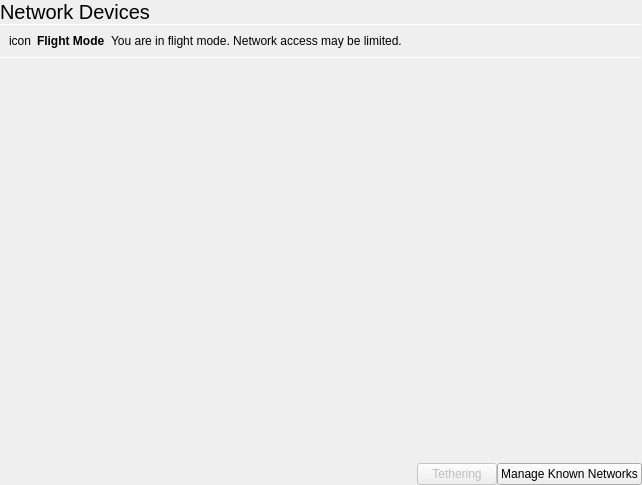
The window that statuscenter/NetworkPane/networkmanager/networkwidget.ui (vicr123/theshell) describes before a commit, drawn with Qt 5.
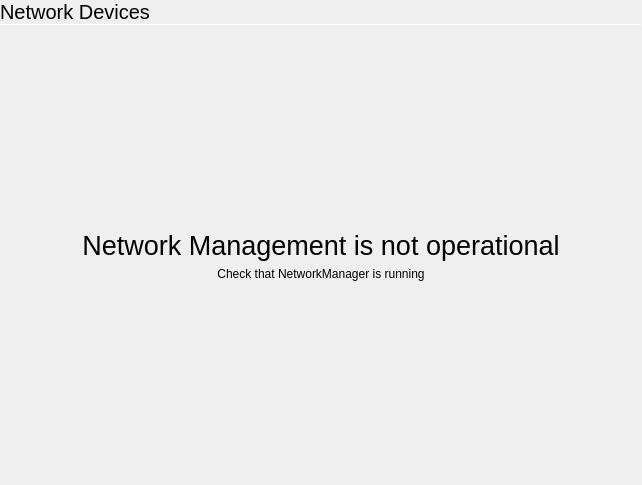
The same window after the commit. Icons and pictures are not drawn. Custom widgets are drawn as their Qt base class.

Commit message: Detect when NetworkManager and BlueZ are unavailable

What changed in the file:
```diff
--- a/statuscenter/NetworkPane/networkmanager/networkwidget.ui
+++ b/statuscenter/NetworkPane/networkmanager/networkwidget.ui
@@ -27,6 +27,133 @@
     <number>0</number>
    </property>
    <item>
+    <widget class="QStackedWidget" name="mainStack">
+     <property name="currentIndex">
+      <number>0</number>
+     </property>
+     <widget class="QWidget" name="page_10">
+      <layout class="QVBoxLayout" name="verticalLayout_15">
+       <property name="spacing">
+        <number>0</number>
+       </property>
+       <property name="leftMargin">
+        <number>0</number>
+       </property>
+       <property name="topMargin">
+        <number>0</number>
+       </property>
+       <property name="rightMargin">
+        <number>0</number>
+       </property>
+       <property name="bottomMargin">
+        <number>0</number>
+       </property>
+       <item>
+        <widget class="QLabel" name="label_37">
+         <property name="font">
+          <font>
+           <pointsize>15</pointsize>
+          </font>
+         </property>
+         <property name="text">
+          <string>Network Devices</string>
+         </property>
+         <property name="margin">
+          <number>9</number>
+         </property>
+        </widget>
+       </item>
+       <item>
+        <widget class="Line" name="line_8">
+         <property name="maximumSize">
+          <size>
+           <width>16777215</width>
+           <height>1</height>
+          </size>
+         </property>
+         <property name="orientation">
+          <enum>Qt::Horizontal</enum>
+         </property>
+        </widget>
+       </item>
+       <item>
+        <layout class="QVBoxLayout" name="verticalLayout_16">
+         <property name="spacing">
+          <number>6</number>
+         </property>
+         <item>
+          <spacer name="verticalSpacer_7">
+           <property name="orientation">
+            <enum>Qt::Vertical</enum>
+           </property>
+           <property name="sizeHint" stdset="0">
+            <size>
+             <width>20</width>
+             <height>40</height>
+            </size>
+           </property>
+          </spacer>
+         </item>
+         <item>
+          <widget class="QLabel" name="label_34">
+           <property name="font">
+            <font>
+             <pointsize>20</pointsize>
+            </font>
+           </property>
+           <property name="text">
+            <string>Network Management is not operational</string>
+           </property>
+           <property name="alignment">
+            <set>Qt::AlignCenter</set>
+           </property>
+          </widget>
+         </item>
+         <item>
+          <widget class="QLabel" name="label_36">
+           <property name="text">
+            <string>Check that NetworkManager is running</string>
+           </property>
+           <property name="alignment">
+            <set>Qt::AlignCenter</set>
+           </property>
+          </widget>
+         </item>
+         <item>
+          <spacer name="verticalSpacer_8">
+           <property name="orientation">
+            <enum>Qt::Vertical</enum>
+           </property>
+           <property name="sizeHint" stdset="0">
+            <size>
+             <width>20</width>
+             <height>40</height>
+            </size>
+           </property>
+          </spacer>
+         </item>
+        </layout>
+       </item>
+      </layout>
+     </widget>
+     <widget class="QWidget" name="page_11">
+      <layout class="QVBoxLayout" name="verticalLayout_14">
+       <property name="spacing">
+        <number>0</number>
+       </property>
+       <property name="leftMargin">
+        <number>0</number>
+       </property>
+       <property name="topMargin">
+        <number>0</number>
+       </property>
+       <property name="rightMargin">
+        <number>0</number>
+       </property>
+       <property name="bottomMargin">
+        <number>0</number>
+       </property>
+       <item>
     <widget class="tStackedWidget" name="stackedWidget">
      <property name="currentIndex">
       <number>0</number>
@@ -1595,6 +1722,10 @@
           </widget>
          </item>
         </layout>
+           </item>
+          </layout>
+         </widget>
+        </widget>
        </item>
       </layout>
      </widget>
```
Lines whose indentation alone changed are shown as unchanged. The commit also changes 52 other files.
